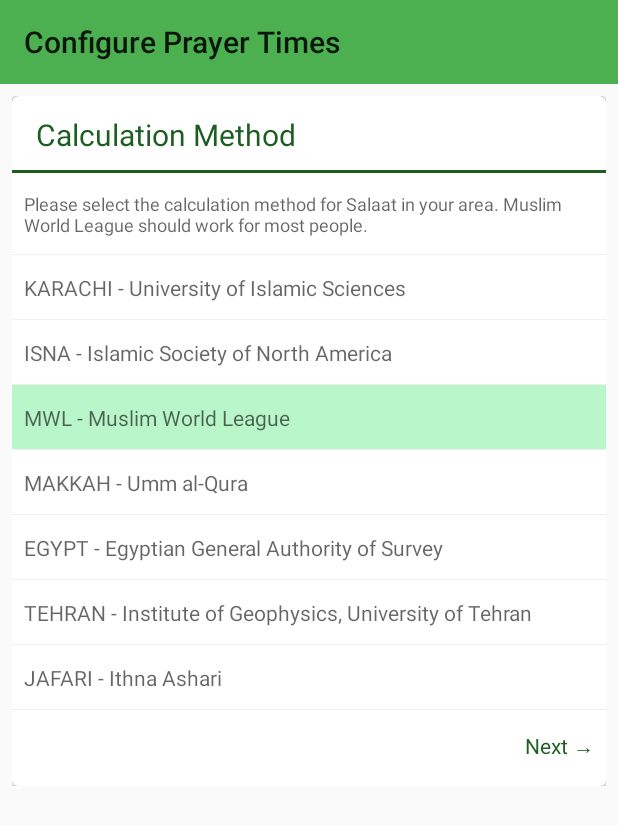
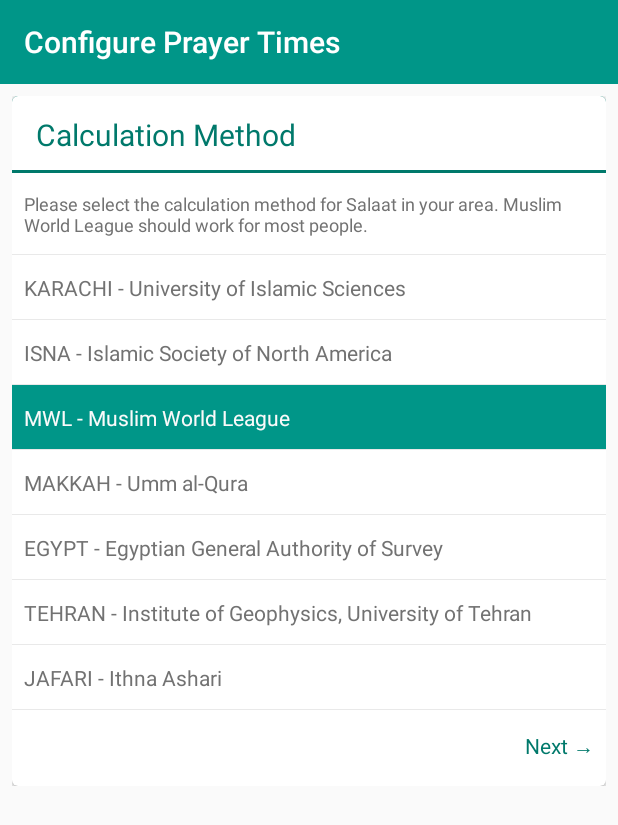
Before and after one commit to alphamu/PrayTime-Android, an Android app: the OnboardingActivity screen opened directly, with no data from a screen before it, on a phone screen of 412 x 824 dp. Shown: the top 825 px of the screen. Run offline under Robolectric (Android 15) with nearby library versions, the light colour scheme and no system bars.

Commit message:
Changed theme to teal color

```diff
--- a/app/src/main/AndroidManifest.xml
+++ b/app/src/main/AndroidManifest.xml
@@ -6,7 +6,7 @@
         android:allowBackup="true"
         android:icon="@mipmap/ic_launcher"
         android:label="@string/app_name"
-        android:theme="@style/AppTheme" >
+        android:theme="@style/AppTheme.Teal" >
         <activity
             android:name=".SalaatTimesActivity"
             android:label="@string/app_name" >
--- /dev/null
+++ b/app/src/main/res/color/button_text_teal_light.xml
@@ -0,0 +1,5 @@
+<?xml version="1.0" encoding="utf-8"?>
+<selector xmlns:android="http://schemas.android.com/apk/res/android">
+    <item android:color="@color/teal_accent" android:state_pressed="true" />
+    <item android:color="@color/teal_primary_dark" />
+</selector>
--- /dev/null
+++ b/app/src/main/res/color/teal_secondary_text_selector.xml
@@ -0,0 +1,6 @@
+<?xml version="1.0" encoding="utf-8"?>
+<selector xmlns:android="http://schemas.android.com/apk/res/android">
+    <item android:color="@color/background_material_light" android:state_pressed="true" />
+    <item android:color="@color/background_material_light" android:state_selected="true" />
+    <item android:color="@color/teal_secondary_text" />
+</selector>
--- /dev/null
+++ b/app/src/main/res/drawable/bg_card_title_teal_light.xml
@@ -0,0 +1,14 @@
+<?xml version="1.0" encoding="utf-8"?>
+<layer-list xmlns:android="http://schemas.android.com/apk/res/android">
+
+    <item>
+        <shape android:shape="rectangle">
+            <solid android:color="@color/teal_primary_dark" />
+        </shape>
+    </item>
+    <item android:bottom="2dp">
+        <shape android:shape="rectangle">
+            <solid android:color="@color/cardview_light_background" />
+        </shape>
+    </item>
+</layer-list>
--- /dev/null
+++ b/app/src/main/res/drawable/bg_table_row_teal_light.xml
@@ -0,0 +1,45 @@
+<?xml version="1.0" encoding="utf-8"?>
+<selector xmlns:android="http://schemas.android.com/apk/res/android">
+    <item android:state_selected="false" android:state_pressed="false">
+        <layer-list>
+            <item>
+                <shape android:shape="rectangle">
+                    <solid android:color="@color/teal_separator"/>
+                </shape>
+            </item>
+            <item android:bottom="1dp">
+                <shape android:shape="rectangle">
+                    <solid android:color="@color/cardview_light_background"/>
+                </shape>
+            </item>
+        </layer-list>
+    </item>
+    <item android:state_selected="true">
+        <layer-list>
+            <item>
+                <shape android:shape="rectangle">
+                    <solid android:color="@color/teal_separator"/>
+                </shape>
+            </item>
+            <item android:bottom="1dp">
+                <shape android:shape="rectangle">
+                    <solid android:color="@color/teal_primary"/>
+                </shape>
+            </item>
+        </layer-list>
+    </item>
+    <item android:state_pressed="true">
+        <layer-list>
+            <item>
+                <shape android:shape="rectangle">
+                    <solid android:color="@color/teal_separator"/>
+                </shape>
+            </item>
+            <item android:bottom="1dp">
+                <shape android:shape="rectangle">
+                    <solid android:color="@color/teal_accent"/>
+                </shape>
+            </item>
+        </layer-list>
+    </item>
+</selector>
--- a/app/src/main/res/layout/toolbar.xml
+++ b/app/src/main/res/layout/toolbar.xml
@@ -1,6 +1,8 @@
 <?xml version="1.0" encoding="utf-8"?>
 <android.support.v7.widget.Toolbar
     xmlns:android="http://schemas.android.com/apk/res/android"
+    xmlns:app="http://schemas.android.com/apk/res-auto"
+    app:theme="@style/AppTheme.Toolbar"
     android:id="@+id/toolbar"
     android:layout_width="match_parent"
     android:layout_height="wrap_content"
--- a/app/src/main/res/layout/view_prayer_times.xml
+++ b/app/src/main/res/layout/view_prayer_times.xml
@@ -174,13 +174,13 @@
         </LinearLayout>
 
         <TextView
+            style="@style/Widget.Button.NextPrev"
             android:id="@+id/alarm"
             android:layout_width="match_parent"
             android:layout_height="48dp"
             android:gravity="center_vertical|end"
             android:paddingRight="@dimen/space"
-            android:text="@string/button_alarm_on"
-            android:textColor="@color/button_text_light"/>
+            android:text="@string/button_alarm_on"/>
     </LinearLayout>
     </ScrollView>
 
--- a/app/src/main/res/values/colors.xml
+++ b/app/src/main/res/values/colors.xml
@@ -1,7 +1,18 @@
 <?xml version="1.0" encoding="utf-8"?>
 <resources>
+    <!-- THEME DEFAULT -->
     <color name="green_primary">#4CAF50</color>
     <color name="green_primary_dark">#1B5E20</color>
     <color name="green_accent">#B9F6CA</color>
     <color name="separator">#EFEFEF</color>
+
+    <!-- THEME TEAL -->
+    <color name="teal_primary">#009688</color>
+    <color name="teal_primary_dark">#00796B</color>
+    <color name="teal_primary_light">#B2DFDB</color>
+    <color name="teal_accent">#4CAF50</color>
+    <color name="teal_primary_text">#212121</color>
+    <color name="teal_secondary_text">#727272</color>
+    <color name="teal_icons">#FFFFFF</color>
+    <color name="teal_separator">#4DB6B6B6</color>
 </resources>
--- a/app/src/main/res/values/styles.xml
+++ b/app/src/main/res/values/styles.xml
@@ -19,6 +19,20 @@
 
     <style name="AppTheme" parent="Base.Theme.DesignDemo">
     </style>
+
+    <style name="AppTheme.Teal" parent="AppTheme">
+        <item name="android:textColorPrimary">@color/teal_primary_text</item>
+        <item name="android:textColorSecondary">@color/teal_secondary_text_selector</item>
+        <item name="colorPrimary">@color/teal_primary</item>
+        <item name="colorPrimaryDark">@color/teal_primary_dark</item>
+        <item name="colorAccent">@color/teal_accent</item>
+        <!-- Custom app attributes -->
+        <item name="separatorColor">@color/teal_separator</item>
+        <item name="buttonTextColor">@color/button_text_teal_light</item>
+        <item name="cardTitleBackground">@drawable/bg_card_title_teal_light</item>
+        <item name="rowWithSeparatorBackground">@drawable/bg_table_row_teal_light</item>
+    </style>
+
 
     <style name="Base.Theme.DesignDemo" parent="Theme.AppCompat.Light.NoActionBar">
         <item name="colorPrimary">@color/green_primary</item>
@@ -75,5 +89,16 @@
         <item name="android:textColor">?attr/buttonTextColor</item>
     </style>
 
+    <style name="AppTheme.Toolbar" parent="ThemeOverlay.AppCompat.Dark.ActionBar">
+        <!-- Customize color of navigation drawer icon and back arrow -->
+        <!--<item name="colorControlNormal">#FF0000</item>-->
+    </style>
+
+    <style name="AppTheme.Toolbar.Title" parent="TextAppearance.Widget.AppCompat.Toolbar.Title">
+        <!-- Set proper title size -->
+        <item name="android:textSize">@dimen/abc_text_size_title_material_toolbar</item>
+        <!-- Set title color -->
+        <item name="android:textColor">@color/background_material_light</item>
+    </style>
 
 </resources>
```
